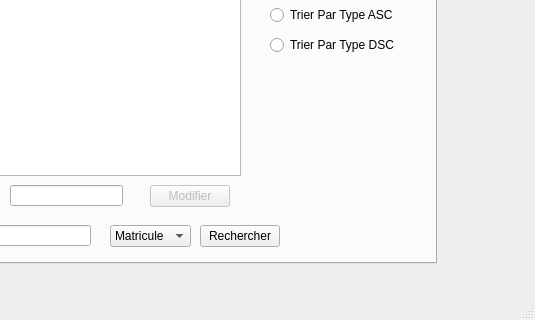
Crystal-Blu/police-station-2A25, file mainwindow.ui: the form before one commit; both pictures show x 554 to 1089 and y 327 to 647 of the 1089 by 647 pixel window.
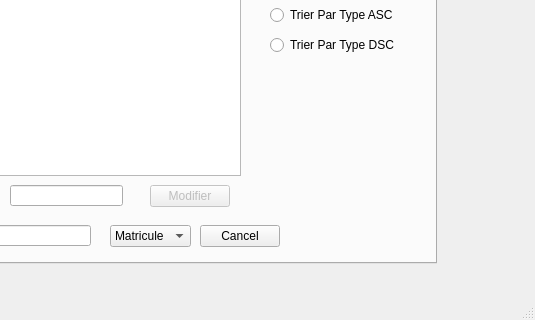
The form after the commit. The open tabs and pages were chosen to show the change.

The edit to the form file:
```diff
--- a/mainwindow.ui
+++ b/mainwindow.ui
@@ -1147,7 +1147,7 @@
          </rect>
         </property>
         <property name="text">
-         <string>Rechercher</string>
+         <string>Cancel</string>
         </property>
        </widget>
        <widget class="QRadioButton" name="radioButton_7">
```
Left out of the diff: 6 changed lines with no effect on the pictures.
